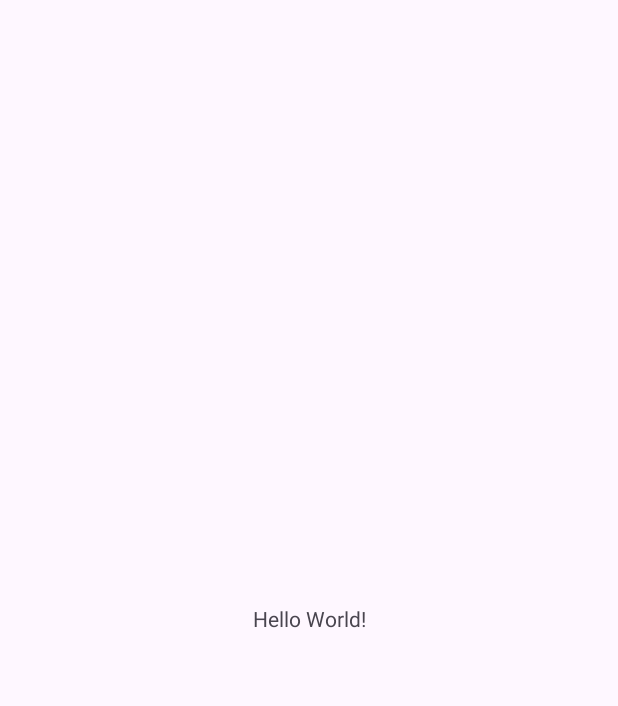
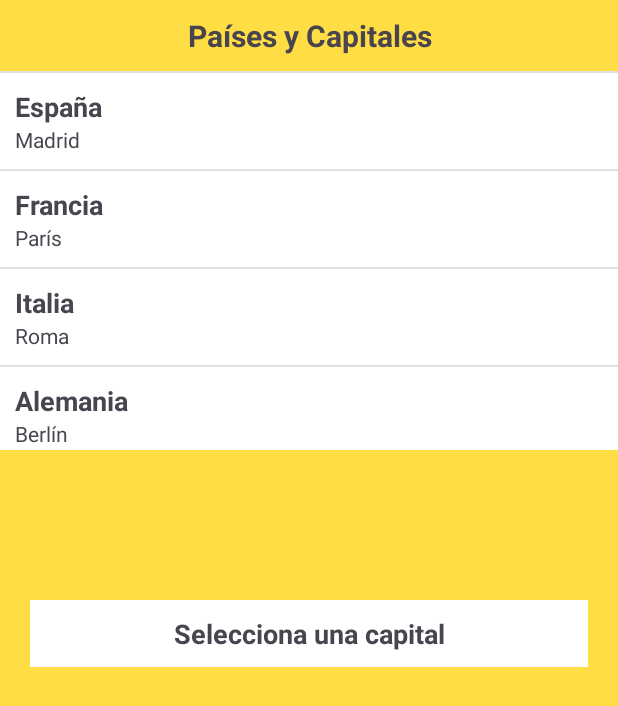
Before and after one commit to Selu04/E2U6, an Android app: the screen it shows after launch (MainActivity), on a phone screen of 412 x 824 dp. Before the commit the part shown is almost empty. Shown: the top 706 px of the screen. Run offline under Robolectric (Android 15) with nearby library versions, the phone set to English and light mode, and no system bars.

Commit message:
Hecho el 1

```diff
--- /dev/null
+++ b/app/src/main/java/com/example/e2u6/Adaptador.java
@@ -0,0 +1,31 @@
+package com.example.e2u6;
+
+import android.content.Context;
+import android.view.LayoutInflater;
+import android.view.View;
+import android.view.ViewGroup;
+import android.widget.ArrayAdapter;
+import android.widget.TextView;
+
+public class Adaptador extends ArrayAdapter<Datos> {
+    private Datos[] datos;
+
+    public Adaptador(Context context, Datos[] datos) {
+        super(context, R.layout.elemento, datos);
+        this.datos = datos;
+    }
+
+    @Override
+    public View getView(int position, View convertView, ViewGroup parent) {
+        LayoutInflater inflater = LayoutInflater.from(getContext());
+        View elemento = inflater.inflate(R.layout.elemento, parent, false);
+
+        TextView texto1 = elemento.findViewById(R.id.miTexto1);
+        TextView texto2 = elemento.findViewById(R.id.miTexto2);
+
+        texto1.setText(datos[position].getPais());
+        texto2.setText(datos[position].getCapital());
+
+        return elemento;
+    }
+}
--- /dev/null
+++ b/app/src/main/java/com/example/e2u6/Datos.java
@@ -0,0 +1,19 @@
+package com.example.e2u6;
+
+public class Datos {
+    private String pais;
+    private String capital;
+
+    public Datos(String pais, String capital) {
+        this.pais = pais;
+        this.capital = capital;
+    }
+
+    public String getPais() {
+        return pais;
+    }
+
+    public String getCapital() {
+        return capital;
+    }
+}
--- a/app/src/main/java/com/example/e2u6/MainActivity.java
+++ b/app/src/main/java/com/example/e2u6/MainActivity.java
@@ -1,24 +1,51 @@
 package com.example.e2u6;
 
 import android.os.Bundle;
+import android.view.View;
+import android.widget.AdapterView;
+import android.widget.ListView;
+import androidx.appcompat.app.AppCompatActivity;
+import android.widget.TextView;
+public class MainActivity extends AppCompatActivity {
 
-import androidx.activity.EdgeToEdge;
-import androidx.appcompat.app.AppCompatActivity;
-import androidx.core.graphics.Insets;
-import androidx.core.view.ViewCompat;
-import androidx.core.view.WindowInsetsCompat;
-
-public class MainActivity extends AppCompatActivity {
+    private TextView textViewSeleccion;
 
     @Override
     protected void onCreate(Bundle savedInstanceState) {
         super.onCreate(savedInstanceState);
-        EdgeToEdge.enable(this);
         setContentView(R.layout.activity_main);
-        ViewCompat.setOnApplyWindowInsetsListener(findViewById(R.id.main), (v, insets) -> {
-            Insets systemBars = insets.getInsets(WindowInsetsCompat.Type.systemBars());
-            v.setPadding(systemBars.left, systemBars.top, systemBars.right, systemBars.bottom);
-            return insets;
+
+        Datos[] datos = new Datos[]{
+                new Datos("España", "Madrid"),
+                new Datos("Francia", "París"),
+                new Datos("Italia", "Roma"),
+                new Datos("Alemania", "Berlín"),
+                new Datos("Reino Unido", "Londres"),
+                new Datos("Portugal", "Lisboa"),
+                new Datos("Rusia", "Moscú"),
+                new Datos("Japón", "Tokio"),
+                new Datos("China", "Pekín"),
+                new Datos("Brasil", "Brasilia")
+        };
+
+        textViewSeleccion = findViewById(R.id.textViewSeleccion);
+        ListView miLista = findViewById(R.id.miLista);
+
+        // Inflar la cabecera
+        View miCabecera = getLayoutInflater().inflate(R.layout.cabecera, null);
+        miLista.addHeaderView(miCabecera);
+
+        // Crear adaptador personalizado
+        Adaptador miAdaptador = new Adaptador(this, datos);
+        miLista.setAdapter(miAdaptador);
+
+        miLista.setOnItemClickListener(new AdapterView.OnItemClickListener() {
+            @Override
+            public void onItemClick(AdapterView<?> adaptador, View v, int position, long id) {
+                String capitalSeleccionada = ((Datos) adaptador.getItemAtPosition(position)).getCapital();
+                textViewSeleccion.setText("Pulsado: " + capitalSeleccionada);
+
+            }
         });
     }
 }
--- a/app/src/main/res/layout/activity_main.xml
+++ b/app/src/main/res/layout/activity_main.xml
@@ -1,19 +1,25 @@
-<?xml version="1.0" encoding="utf-8"?>
-<androidx.constraintlayout.widget.ConstraintLayout xmlns:android="http://schemas.android.com/apk/res/android"
-    xmlns:app="http://schemas.android.com/apk/res-auto"
-    xmlns:tools="http://schemas.android.com/tools"
-    android:id="@+id/main"
+<LinearLayout xmlns:android="http://schemas.android.com/apk/res/android"
+    android:orientation="vertical"
     android:layout_width="match_parent"
     android:layout_height="match_parent"
-    tools:context=".MainActivity">
+    android:background="#FFDD44">
+
+    <ListView
+        android:id="@+id/miLista"
+        android:layout_width="match_parent"
+        android:layout_height="300dp"
+        android:background="#FFFFFF"/>
 
     <TextView
-        android:layout_width="wrap_content"
+        android:layout_marginTop="100dp"
+        android:layout_marginHorizontal="20dp"
+        android:id="@+id/textViewSeleccion"
+        android:gravity="center"
+        android:layout_width="match_parent"
         android:layout_height="wrap_content"
-        android:text="Hello World!"
-        app:layout_constraintBottom_toBottomOf="parent"
-        app:layout_constraintEnd_toEndOf="parent"
-        app:layout_constraintStart_toStartOf="parent"
-        app:layout_constraintTop_toTopOf="parent" />
-
-</androidx.constraintlayout.widget.ConstraintLayout>
+        android:text="Selecciona una capital"
+        android:textSize="18sp"
+        android:textStyle="bold"
+        android:padding="10dp"
+        android:background="#FFFFFF"/>
+</LinearLayout>
--- /dev/null
+++ b/app/src/main/res/layout/cabecera.xml
@@ -0,0 +1,15 @@
+<LinearLayout xmlns:android="http://schemas.android.com/apk/res/android"
+    android:orientation="vertical"
+    android:layout_width="match_parent"
+    android:layout_height="wrap_content"
+    android:background="#FFDD44"
+    android:padding="10dp">
+
+    <TextView
+        android:layout_width="match_parent"
+        android:layout_height="wrap_content"
+        android:text="Países y Capitales"
+        android:textStyle="bold"
+        android:textSize="20sp"
+        android:gravity="center" />
+</LinearLayout>
--- /dev/null
+++ b/app/src/main/res/layout/elemento.xml
@@ -0,0 +1,19 @@
+<LinearLayout xmlns:android="http://schemas.android.com/apk/res/android"
+    android:layout_width="match_parent"
+    android:layout_height="wrap_content"
+    android:orientation="vertical"
+    android:padding="10dp">
+
+    <TextView
+        android:id="@+id/miTexto1"
+        android:layout_width="match_parent"
+        android:layout_height="wrap_content"
+        android:textStyle="bold"
+        android:textSize="18sp" />
+
+    <TextView
+        android:id="@+id/miTexto2"
+        android:layout_width="match_parent"
+        android:layout_height="wrap_content"
+        android:textSize="14sp" />
+</LinearLayout>
```
